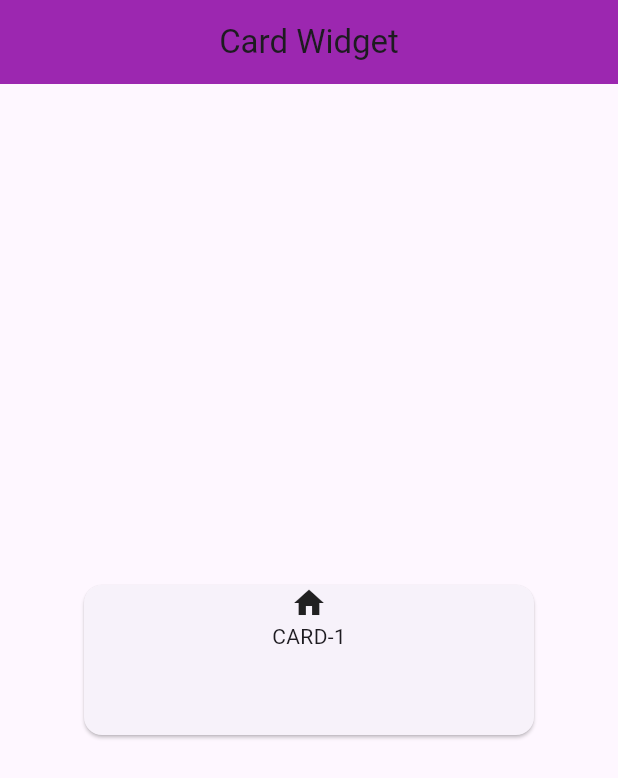
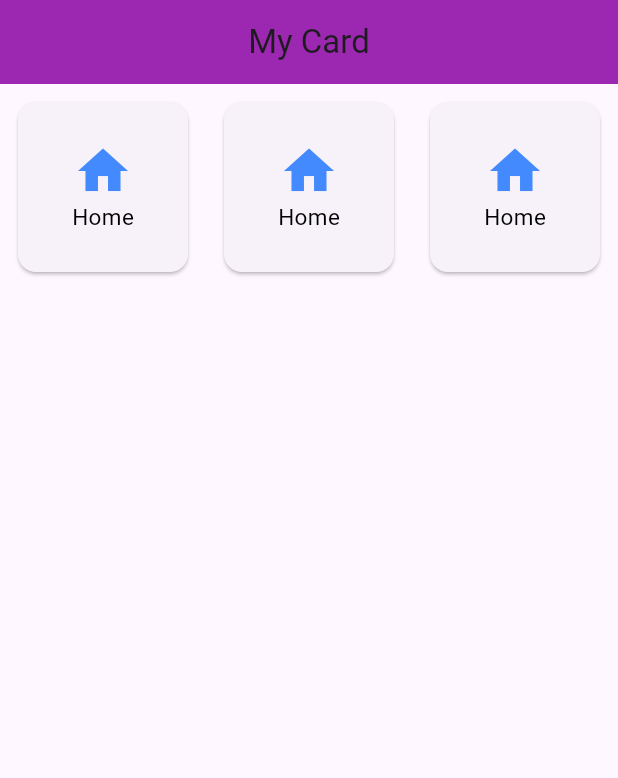
Before and after one commit to samchat2561/week15-mobile-C2-22569, a Flutter app: the screen it shows after launch, on a phone screen of 412 x 824 dp. Shown: the top 778 px of the screen. Run offline on Flutter 3.47's test engine with Material 3 defaults, Android fonts, the phone set to English and light mode, and no system bars.

Commit message:
update feture/card_widget

```diff
--- a/lib/main.dart
+++ b/lib/main.dart
@@ -1,5 +1,5 @@
 import 'package:flutter/material.dart';
-import 'package:flutter_week15/views/card_page.dart';
+import 'package:flutter_week15/views/mycard.dart';
 
 void main() {
   runApp(MyApp());
@@ -10,6 +10,6 @@ class MyApp extends StatelessWidget {
 
   @override
   Widget build(BuildContext context) {
-    return MaterialApp(home: CardPage());
+    return MaterialApp(home: Mycard());
   }
 }
--- /dev/null
+++ b/lib/views/mycard.dart
@@ -0,0 +1,43 @@
+import 'package:flutter/material.dart';
+
+class Mycard extends StatelessWidget {
+  const Mycard({super.key});
+
+  @override
+  Widget build(BuildContext context) {
+    return Scaffold(
+      appBar: AppBar(
+        centerTitle: true,
+        backgroundColor: Colors.purple,
+        title: Text("My Card"),
+      ),
+      body: Container(
+        child: GridView.count(
+          crossAxisCount: 3,
+          children: List.generate(3, (index) {
+            return Card(
+              margin: EdgeInsets.all(12.0),
+              child: InkWell(
+                onTap: () {
+                  debugPrint("My Card");
+                },
+                child: Center(
+                  child: Column(
+                    mainAxisSize: MainAxisSize.min,
+                    children: [
+                      Icon(Icons.home, size: 40, color: Colors.blueAccent),
+                      Text(
+                        "Home",
+                        style: TextStyle(fontSize: 15, color: Colors.black),
+                      ),
+                    ],
+                  ),
+                ),
+              ),
+            );
+          }),
+        ),
+      ),
+    );
+  }
+}
```
